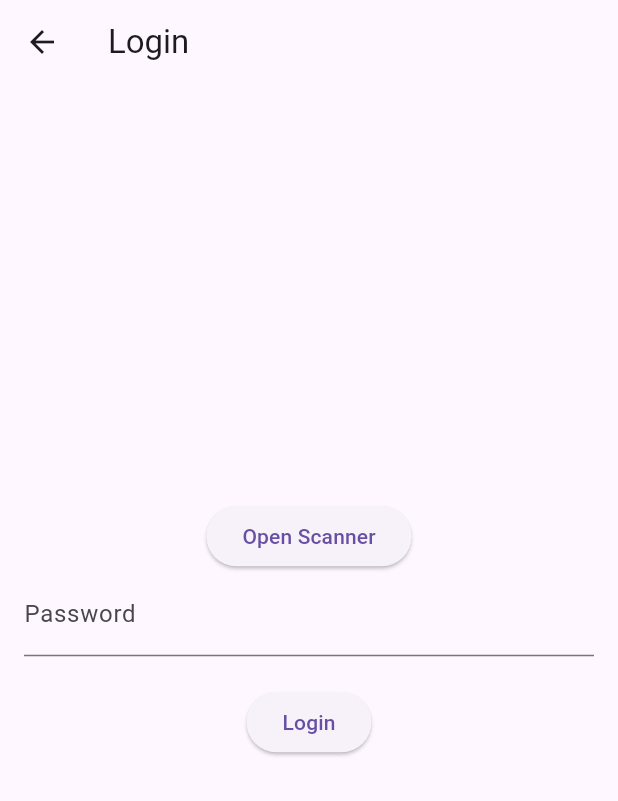
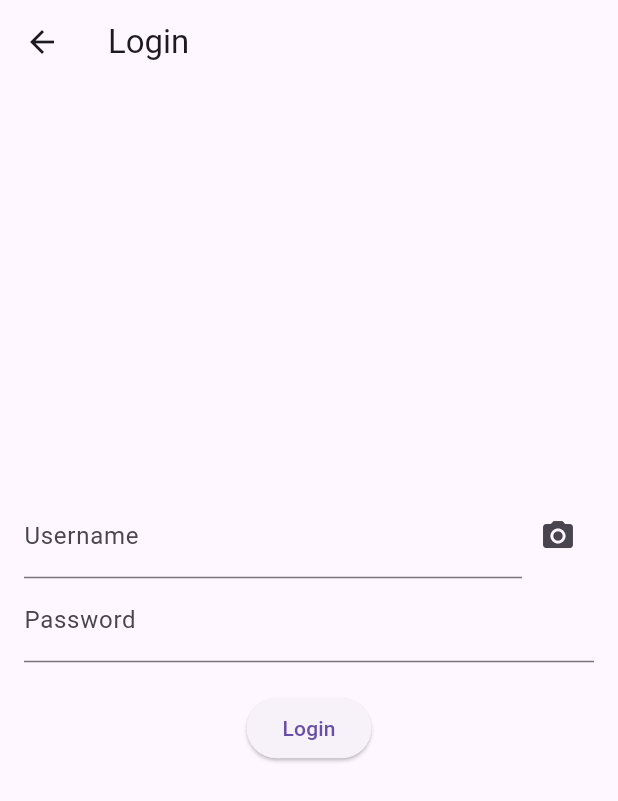
Before and after one commit to KoaLa2425/my-work, a Flutter app: the screen it shows after launch, after a tap on "Login", on a phone screen of 412 x 824 dp. Shown: the top 801 px of the screen. Run offline on Flutter 3.47's test engine with Material 3 defaults, Android fonts, the phone set to English and light mode, and no system bars; our stand-ins replace dio; missing offline and left inert: simple_barcode_scanner; network calls fail.

Commit message:
update ui and add option to enter a username

```diff
--- a/lib/Login.dart
+++ b/lib/Login.dart
@@ -1,5 +1,4 @@
 import 'dart:developer';
-
 import 'package:flutter/material.dart';
 import 'package:simple_barcode_scanner/simple_barcode_scanner.dart';
 import 'api_service.dart';
@@ -31,7 +30,7 @@ class LoginScreen extends StatefulWidget {
 }
 
 class _LoginScreenState extends State<LoginScreen> {
-  //final TextEditingController _usernameController = TextEditingController();
+  final TextEditingController _usernameController = TextEditingController();
   final TextEditingController _passwordController = TextEditingController();
   final ApiService _apiService = ApiService();
   String _response = '';
@@ -60,20 +59,33 @@ class _LoginScreenState extends State<LoginScreen> {
         child: Column(
           mainAxisAlignment: MainAxisAlignment.center,
           children: <Widget>[
-            ElevatedButton(
+            Row(
+              mainAxisAlignment: MainAxisAlignment.center,
+              children: <Widget>[
+                Expanded(
+                  child: TextField(
+                    controller: _usernameController,
+                    decoration: const InputDecoration(labelText: 'Username'),
+                  ),
+                ),
+                IconButton(
                   onPressed: () async {
                     var res = await Navigator.push(
                         context,
                         MaterialPageRoute(
-                      builder: (context) => const SimpleBarcodeScannerPage(),
+                          builder: (context) =>
+                              const SimpleBarcodeScannerPage(),
                         ));
                     setState(() {
                       if (res is String) {
                         result = res;
+                        _usernameController.text = result!;
                       }
                     });
                   },
-              child: const Text('Open Scanner'),
+                  icon: const Icon(Icons.camera_alt),
+                ),
+              ],
             ),
             TextField(
               controller: _passwordController,
@@ -84,7 +96,7 @@ class _LoginScreenState extends State<LoginScreen> {
             ElevatedButton(
               onPressed: () {
                 log('result');
-                login(result);
+                login(_usernameController.text);
               },
               child: const Text('Login'),
             ),
```
Lines whose indentation alone changed are shown as unchanged.
